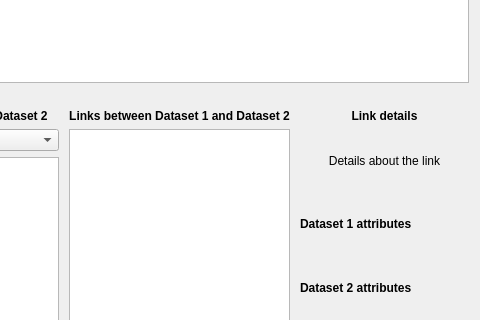
The window that glue/dialogs/link_editor/qt/link_editor_widget.ui (glue-viz/glue) describes before a commit, drawn with Qt 5; both pictures show x 147 to 627 and y 228 to 548 of the 627 by 648 pixel window.
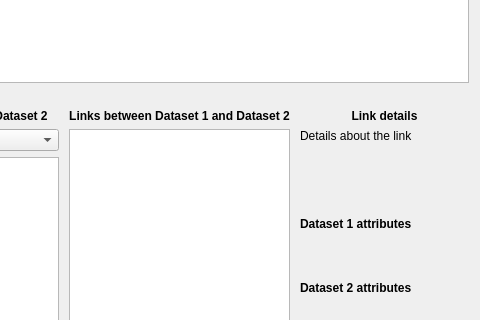
The same window after the commit. Custom widgets are drawn as their Qt base class.

```diff
--- a/glue/dialogs/link_editor/qt/link_editor_widget.ui
+++ b/glue/dialogs/link_editor/qt/link_editor_widget.ui
@@ -245,7 +245,7 @@
           <string>Details about the link</string>
          </property>
          <property name="alignment">
-          <set>Qt::AlignCenter</set>
+          <set>Qt::AlignJustify</set>
          </property>
          <property name="wordWrap">
           <bool>true</bool>
```
